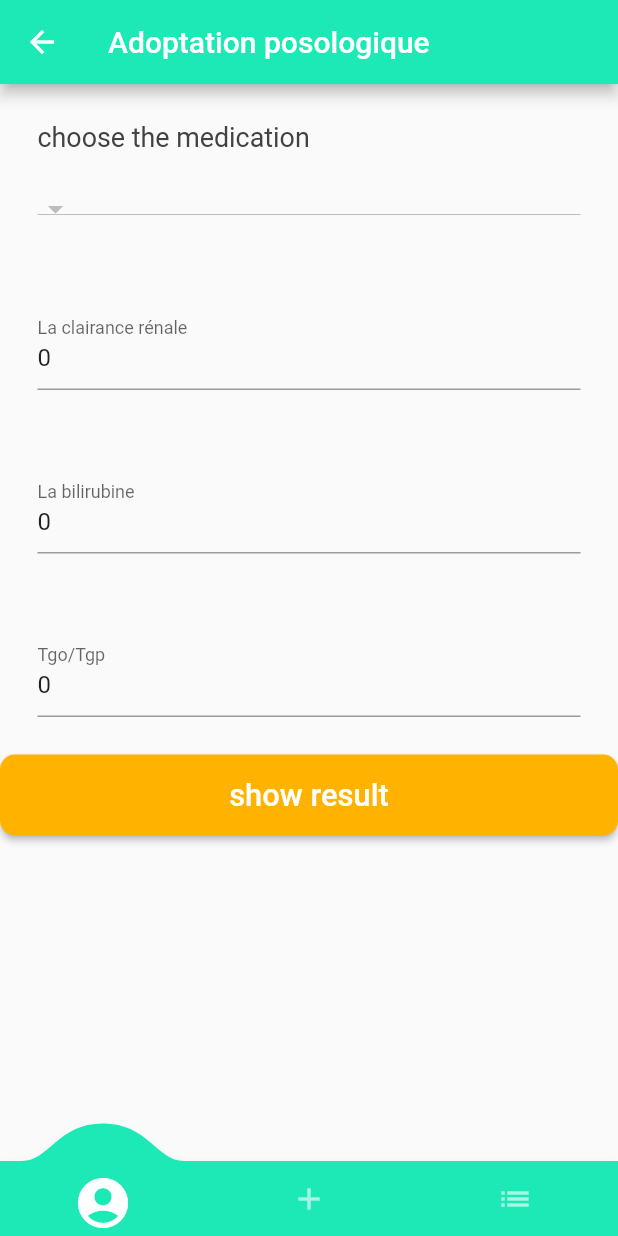
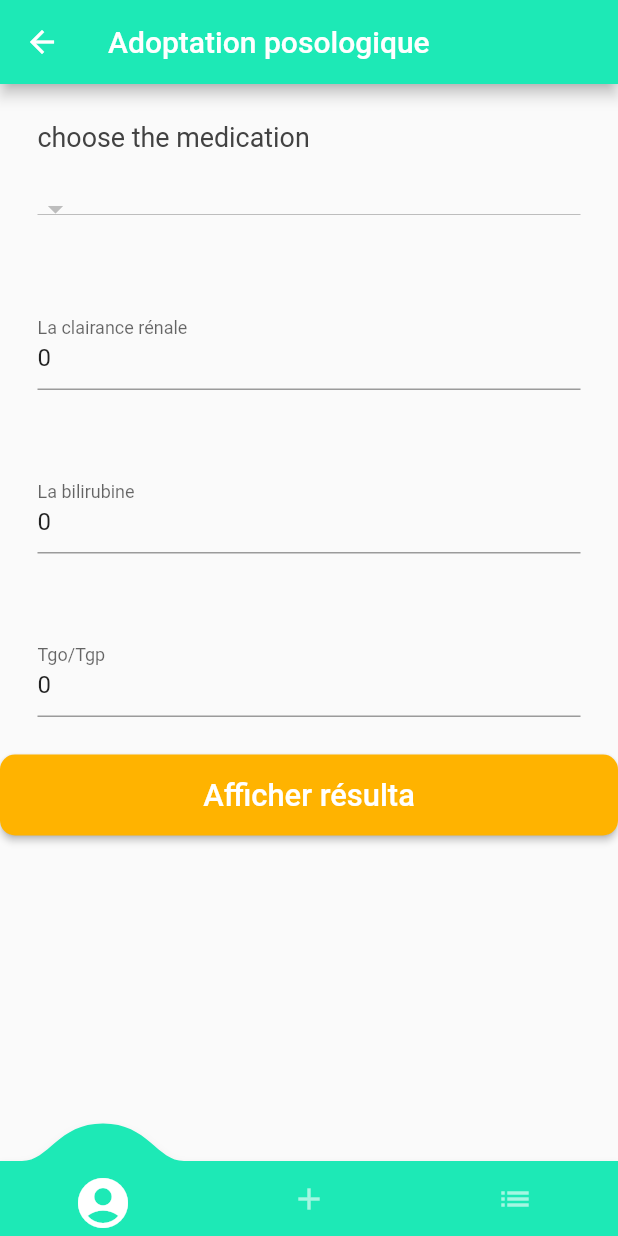
Before and after one commit to amina04/pfe_2021_juin, a Flutter app: the dose_screen screen opened by its route, on a phone screen of 412 x 824 dp. Run offline on Flutter 3.47's test engine with Material 2 defaults, Android fonts, the phone set to English and light mode, and no system bars; drawn by our look-alikes of convex_bottom_bar; our stand-ins replace rflutter_alert, sqflite; missing offline and left inert: loading_animations; accounts and stored records are empty.

Commit message:
reste la 1er page

```diff
--- a/lib/screens/dose_screen.dart
+++ b/lib/screens/dose_screen.dart
@@ -120,7 +120,7 @@ class _dose_screenState extends State<dose_screen> {
             shape: RoundedRectangleBorder(
             borderRadius: BorderRadius.circular(10)),
             child: Text(
-            "show result",
+            "Afficher résulta",
             style: TextStyle(
             color: Colors.white
             ,  fontSize: size.width/20,
```
